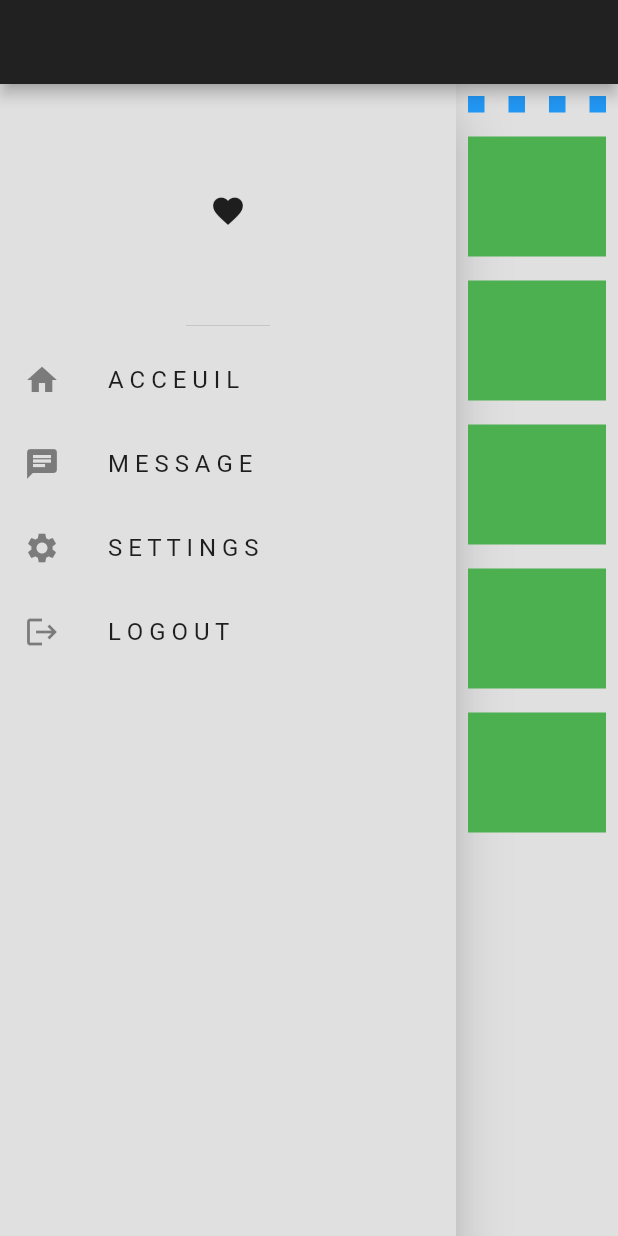
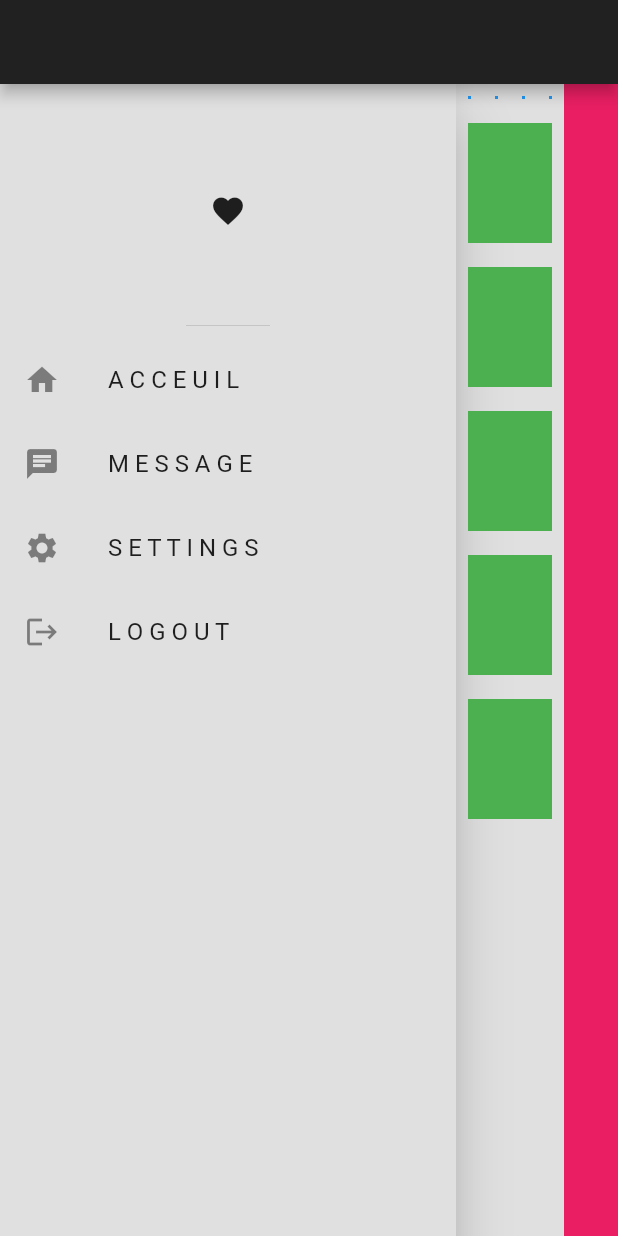
Before and after one commit to DelRoos/responsive-template-model-flutter, a Flutter app: the DesktopScafold screen opened directly, on a phone screen of 412 x 824 dp. Run offline on Flutter 3.47's test engine with Material 2 defaults, Android fonts, the phone set to English and light mode, and no system bars.

```diff
--- a/lib/responsive/devices/desktop_scafold.dart
+++ b/lib/responsive/devices/desktop_scafold.dart
@@ -21,6 +21,7 @@ class _DesktopScafoldState extends State<DesktopScafold> {
         children: [
           drawer,
           Expanded(
+            flex: 2,
             child: Column(
               children: [
                 AspectRatio(
@@ -49,6 +50,17 @@ class _DesktopScafoldState extends State<DesktopScafold> {
               ],
             ),
           ),
+          Expanded(
+            child: Column(
+              children: [
+                Expanded(
+                  child: Container(
+                    color: Colors.pink,
+                  ),
+                ),
+              ],
+            ),
+          ),
         ],
       ),
     );
```
